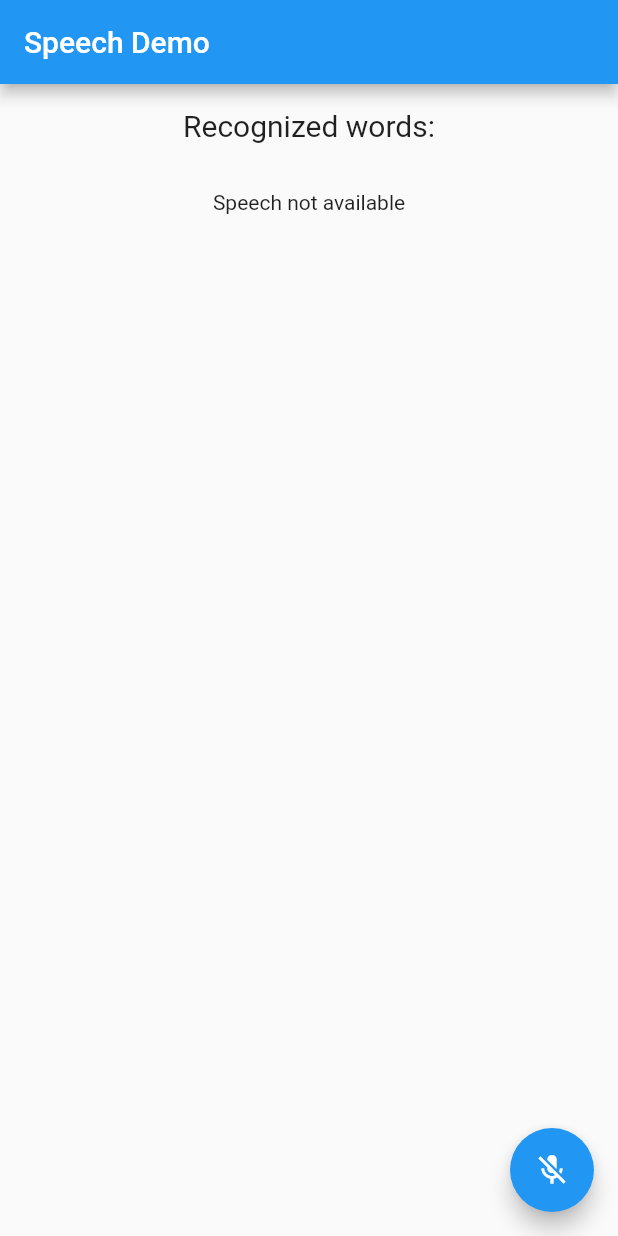
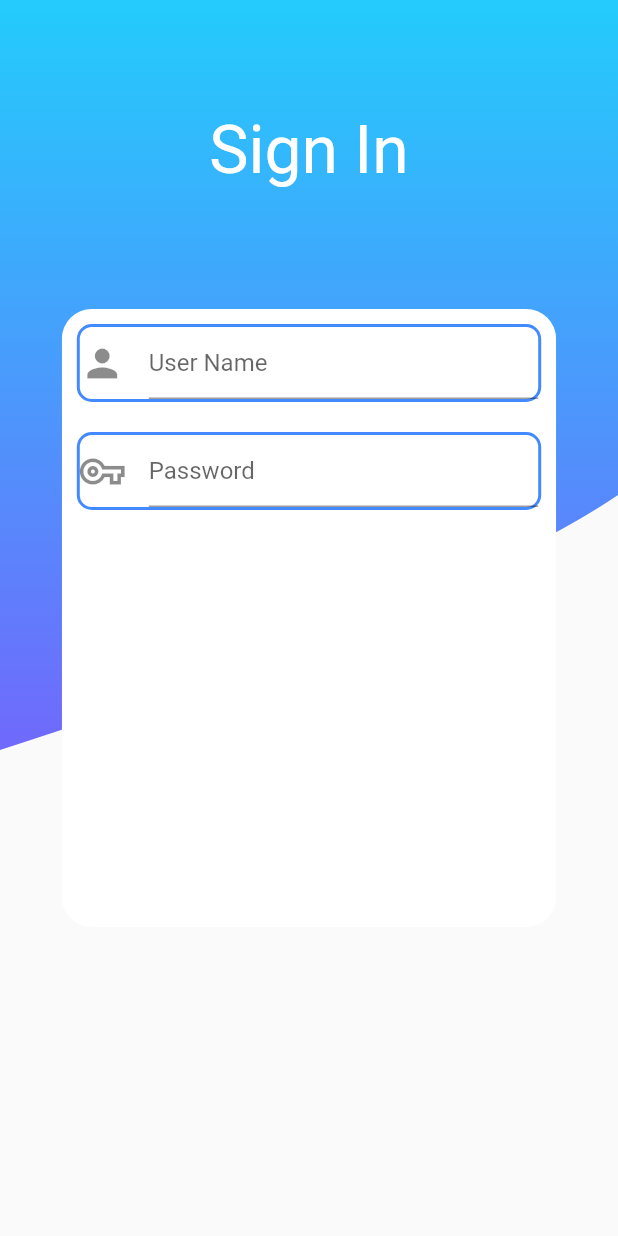
Before and after one commit to mohamedlotfy50/sign_language_interpreter, a Flutter app: the screen it shows after launch, on a phone screen of 412 x 824 dp. Run offline on Flutter 3.47's test engine with Material 2 defaults, Android fonts, the phone set to English and light mode, and no system bars; our stand-ins replace speech_to_text.

Commit message:
commetd changes

```diff
--- a/lib/my_app.dart
+++ b/lib/my_app.dart
@@ -1,5 +1,6 @@
 import 'package:flutter/material.dart';
 import 'package:sign_language_interpreter/presentation/speech_to_text/screens/speech_to_text_test.dart';
+import 'package:sign_language_interpreter/presentation/auth/screens/sign_in_screen.dart';
 import 'presentation/onboard_screen/screens/board_screen.dart';
 
 class MyApp extends StatelessWidget {
@@ -7,7 +8,7 @@ class MyApp extends StatelessWidget {
   Widget build(BuildContext context) {
     return MaterialApp(
       debugShowCheckedModeBanner: false,
-      home: SpeechToTextTest(),
+      home: SignInScreen(),
     );
   }
 }
--- /dev/null
+++ b/lib/presentation/auth/screens/sign_in_screen.dart
@@ -0,0 +1,113 @@
+import 'package:flutter/cupertino.dart';
+import 'package:flutter/material.dart';
+import 'package:sign_language_interpreter/presentation//auth/widgets/clip.dart';
+import 'package:sign_language_interpreter/presentation/auth/widgets/form_item.dart';
+
+class SignInScreen extends StatefulWidget {
+  const SignInScreen({Key? key}) : super(key: key);
+
+  @override
+  _SignInScreenState createState() => _SignInScreenState();
+}
+
+class _SignInScreenState extends State<SignInScreen> {
+  @override
+  Widget build(BuildContext context) {
+    return Scaffold(
+      body: Stack(
+        children: [
+          Container(
+            child: ClipPath(
+              clipper: MyClipper(),
+              child: Container(
+                height: 500,
+                decoration: BoxDecoration(
+                  borderRadius: BorderRadius.only(bottomRight: Radius.zero),
+                  gradient: LinearGradient(
+                    begin: Alignment.topLeft,
+                    end: Alignment.bottomLeft,
+                    colors: <Color>[
+                      Color(0xff23ccfc),
+                      Color(0xff7069fc),
+                    ],
+                  ),
+                ),
+              ),
+            ),
+          ),
+          Container(
+            width: double.infinity,
+            height: 200,
+            child: Column(
+              mainAxisAlignment: MainAxisAlignment.center,
+              crossAxisAlignment: CrossAxisAlignment.center,
+              children: [
+                Text(
+                  'Sign In',
+                  style: TextStyle(
+                    color: Colors.white,
+                    fontSize: 44,
+                  ),
+                ),
+              ],
+            ),
+          ),
+          Column(
+            mainAxisAlignment: MainAxisAlignment.center,
+            children: [
+              Row(
+                mainAxisAlignment: MainAxisAlignment.center,
+                children: [
+                  ClipRRect(
+                    borderRadius: BorderRadius.all(
+                      Radius.circular(20),
+                    ),
+                    child: Container(
+                      height: MediaQuery.of(context).size.height * 0.5,
+                      width: MediaQuery.of(context).size.width * 0.8,
+                      decoration: BoxDecoration(
+                        color: Colors.white,
+                      ),
+                      child: Padding(
+                        padding: EdgeInsets.all(10),
+                        child: Column(
+                          children: [
+                            TextContainer(
+                              child: TextField(
+                                decoration: InputDecoration(
+                                  icon: Icon(
+                                    Icons.person,
+                                    size: 30,
+                                  ),
+                                  hintText: 'User Name',
+                                ),
+                              ),
+                            ),
+                            SizedBox(
+                              height: 20,
+                            ),
+                            TextContainer(
+                              child: TextField(
+                                decoration: InputDecoration(
+                                  icon: Icon(
+                                    Icons.vpn_key_outlined,
+                                    size: 30,
+                                  ),
+                                  hintText: 'Password',
+                                ),
+                              ),
+                            ),
+                          ],
+                        ),
+                      ),
+                    ),
+                  ),
+                ],
+              ),
+            ],
+          )
+        ],
+      ),
+    );
+  }
+}
--- /dev/null
+++ b/lib/presentation/auth/widgets/clip.dart
@@ -0,0 +1,19 @@
+import 'package:flutter/material.dart';
+
+class MyClipper extends CustomClipper<Path> {
+  @override
+  Path getClip(Size size) {
+    var path = Path();
+    path.lineTo(0, size.height);
+    path.quadraticBezierTo(
+        3 / 4 * size.width, 400, size.width, 330);
+    path.lineTo(size.width, 0);
+    path.close();
+    return path;
+  }
+
+  @override
+  bool shouldReclip(CustomClipper<Path> oldClipper) {
+    return false;
+  }
+}
--- /dev/null
+++ b/lib/presentation/auth/widgets/form_item.dart
@@ -0,0 +1,28 @@
+import 'package:flutter/material.dart';
+
+OutlineInputBorder textFieldBorder = OutlineInputBorder(
+    borderSide: BorderSide(
+      color: Colors.blue.withOpacity(0.5),
+  ),
+);
+
+class TextContainer extends StatelessWidget {
+  final Widget child;
+  const TextContainer({Key? key, required this.child}) : super(key: key);
+
+  @override
+  Widget build(BuildContext context) {
+    return Container(
+      decoration: BoxDecoration(
+        color: Colors.white,
+        border: Border.all(
+            color: Colors.blueAccent,// set border color
+            width: 2.0),   // set border width
+        borderRadius: BorderRadius.all(
+            Radius.circular(10.0)), // set rounded corner radius
+      ),
+
+      child: child,
+    );
+  }
+}
```
Also changed, not shown: lib/presentation/onboard_screen/screens/board_screen.dart (+5 -2 lines).
